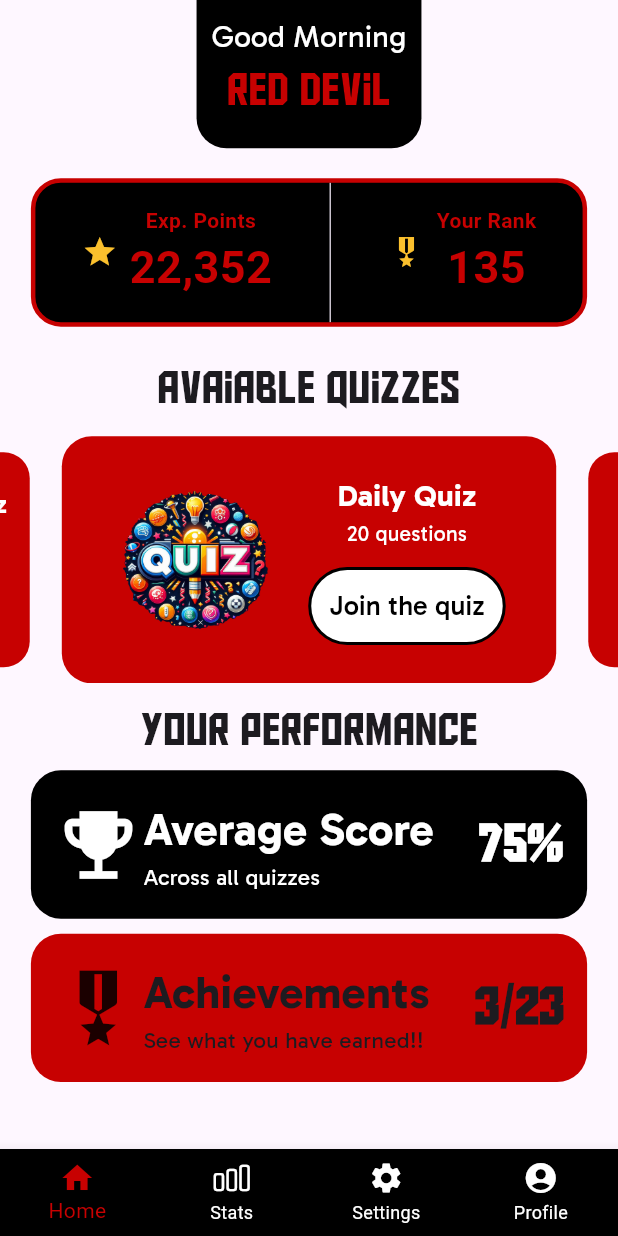
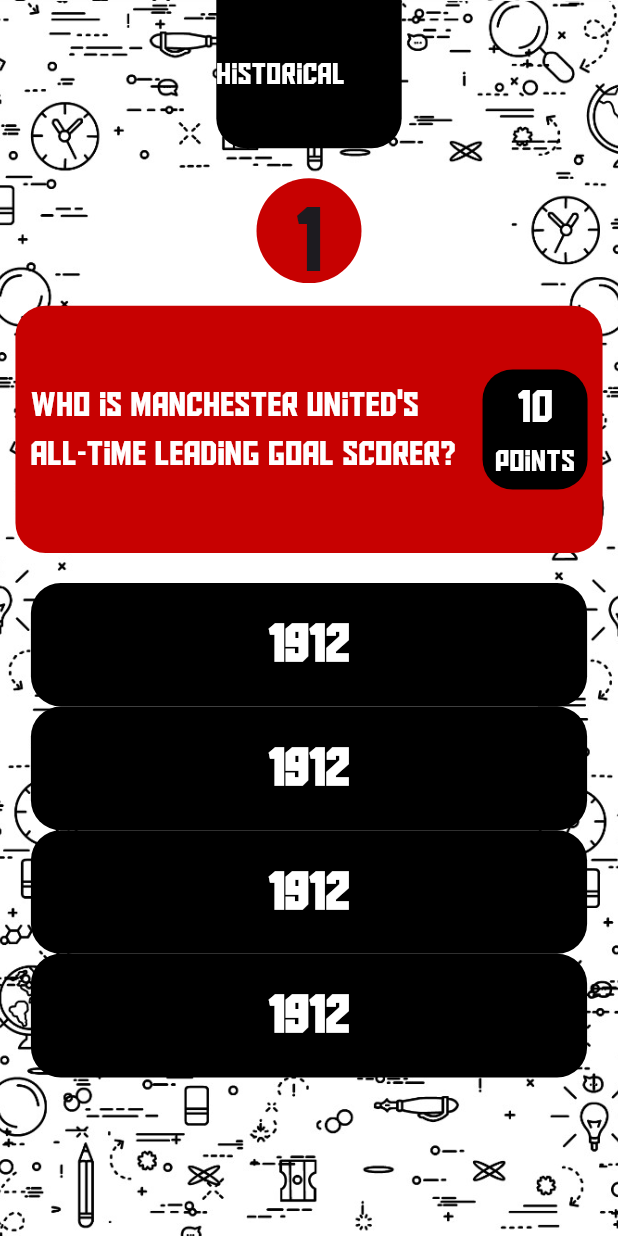
Before and after one commit to AayushPandeyy/manunited_trivia_flutter, a Flutter app: the screen it shows after launch, after a tap on "Join the quiz", on a phone screen of 412 x 824 dp. Run offline on Flutter 3.47's test engine with Material 3 defaults, Android fonts, the phone set to English and light mode, and no system bars; drawn by our look-alikes of auto_size_text, carousel_slider; our stand-ins replace fl_chart.

Commit message:
Questions now change

```diff
--- /dev/null
+++ b/lib/screens/QuizScreen.dart
@@ -0,0 +1,82 @@
+import 'package:auto_size_text/auto_size_text.dart';
+import 'package:carousel_slider/carousel_slider.dart';
+import 'package:flutter/material.dart';
+import 'package:manunited_trivia/constants/ColorsToUse.dart';
+import 'package:manunited_trivia/constants/ScreenSize.dart';
+import 'package:manunited_trivia/widgets/AnswerBox.dart';
+import 'package:manunited_trivia/widgets/CorrectAnswerWidget.dart';
+import 'package:manunited_trivia/widgets/NumberWidget.dart';
+import 'package:manunited_trivia/widgets/QuestionBox.dart';
+
+class QuizScreen extends StatefulWidget {
+  const QuizScreen({super.key});
+
+  @override
+  State<QuizScreen> createState() => _QuizScreenState();
+}
+
+class _QuizScreenState extends State<QuizScreen> {
+  final List<Widget> numberList = [];
+
+  @override
+  Widget build(BuildContext context) {
+    for (var i = 1; i <= 10; i++) {
+      numberList.add(NumberWidget(data: i));
+    }
+    ScreenSize().init(context: context);
+    return SafeArea(
+        child: Scaffold(
+      body: Container(
+          decoration: BoxDecoration(
+              image: DecorationImage(
+                  image: AssetImage("assets/images/quizbg.jpg"),
+                  fit: BoxFit.cover)),
+          height: ScreenSize.screenHeight,
+          width: ScreenSize.screenWidth,
+          child: Column(
+            children: [
+              Container(
+                  decoration: const BoxDecoration(
+                    color: Colors.black,
+                    borderRadius: BorderRadius.only(
+                      bottomLeft: Radius.circular(20),
+                      bottomRight: Radius.circular(20),
+                    ),
+                  ),
+                  height: 0.12 * ScreenSize.screenHeight,
+                  width: ScreenSize.screenWidth * 0.3,
+                  child: Center(
+                    child: AutoSizeText(
+                      "Historical Quiz",
+                      style: TextStyle(
+                          fontFamily: "AldotheApache", color: Colors.white),
+                      maxFontSize: 30,
+                      minFontSize: 20,
+                      maxLines: 1,
+                    ),
+                  )),
+              const SizedBox(
+                height: 20,
+              ),
+              CarouselSlider(
+                  items: numberList,
+                  options: CarouselOptions(
+                    height: 70,
+                    aspectRatio: 16 / 9,
+                    viewportFraction: 0.8,
+                    enableInfiniteScroll: false,
+                    reverse: false,
+                    enlargeCenterPage: true,
+                    enlargeFactor: 0.5,
+                    scrollDirection: Axis.horizontal,
+                  )),
+              const SizedBox(
+                height: 15,
+              ),
+
+              Expanded(child: CorrectAnswer())
+            ],
+          )),
+    ));
+  }
+}
--- a/lib/screens/StatsScreen.dart
+++ b/lib/screens/StatsScreen.dart
@@ -1,3 +1,4 @@
+import 'package:fl_chart/fl_chart.dart';
 import 'package:flutter/material.dart';
 import 'package:manunited_trivia/constants/ColorsToUse.dart';
 import 'package:manunited_trivia/constants/ScreenSize.dart';
@@ -89,7 +90,9 @@
               const SizedBox(
                 height: 20,
               ),
-              const AverageScoreWidget()
+              const AverageScoreWidget(),
+              const SizedBox(height: 15,),
+
             ],
           ),
         ),
--- /dev/null
+++ b/lib/utilities/PopupDialog.dart
@@ -0,0 +1,16 @@
+import 'package:flutter/material.dart';
+
+Future<void> displayAlert(BuildContext context, String message) {
+  return showDialog<String>(
+      context: context,
+      builder: ((context) => AlertDialog(
+            title: Text(message),
+            actions: [
+              TextButton(
+                  onPressed: () {
+                    Navigator.of(context).pop();
+                  },
+                  child: Text("Next Question"))
+            ],
+          )));
+}
--- /dev/null
+++ b/lib/utilities/Questions.dart
@@ -0,0 +1,106 @@
+// ignore: file_names
+class Questions {
+   static List<Map<String, dynamic>> quizQuestions = [
+    {
+      'question': 'Who is Manchester United\'s all-time leading goal scorer?',
+      'options': [
+        'Wayne Rooney',
+        'Bobby Charlton',
+        'George Best',
+        'Eric Cantona'
+      ],
+      'answer': 'Wayne Rooney',
+      'points': 10,
+    },
+    {
+      'question':
+          'In which year did Manchester United win their first European Cup?',
+      'options': ['1968', '1977', '1984', '1999'],
+      'answer': '1968',
+      'points': 15,
+    },
+    {
+      'question':
+          'Who managed Manchester United to their famous Treble in 1999?',
+      'options': [
+        'Sir Matt Busby',
+        'Sir Alex Ferguson',
+        'Ron Atkinson',
+        'David Moyes'
+      ],
+      'answer': 'Sir Alex Ferguson',
+      'points': 20,
+    },
+    {
+      'question':
+          'Which player has the most appearances for Manchester United?',
+      'options': ['Ryan Giggs', 'Paul Scholes', 'Gary Neville', 'Roy Keane'],
+      'answer': 'Ryan Giggs',
+      'points': 10,
+    },
+    {
+      'question': 'What is the name of Manchester United\'s home stadium?',
+      'options': [
+        'Old Trafford',
+        'Anfield',
+        'Etihad Stadium',
+        'Stamford Bridge'
+      ],
+      'answer': 'Old Trafford',
+      'points': 5,
+    },
+    {
+      'question':
+          'Which player won the Ballon d\'Or while playing for Manchester United in 2008?',
+      'options': [
+        'Cristiano Ronaldo',
+        'Wayne Rooney',
+        'David Beckham',
+        'Eric Cantona'
+      ],
+      'answer': 'Cristiano Ronaldo',
+      'points': 20,
+    },
+    {
+      'question': 'Who was Manchester United\'s captain before Harry Maguire?',
+      'options': [
+        'Antonio Valencia',
+        'Wayne Rooney',
+        'Nemanja Vidic',
+        'Michael Carrick'
+      ],
+      'answer': 'Antonio Valencia',
+      'points': 10,
+    },
+    {
+      'question':
+          'Which team did Manchester United beat to win the 1999 UEFA Champions League Final?',
+      'options': ['Juventus', 'Real Madrid', 'Bayern Munich', 'Barcelona'],
+      'answer': 'Bayern Munich',
+      'points': 25,
+    },
+    {
+      'question':
+          'How many Premier League titles has Manchester United won as of 2023?',
+      'options': ['20', '18', '15', '13'],
+      'answer': '20',
+      'points': 15,
+    },
+    {
+      'question':
+          'Which legendary manager is often referred to as the architect of the Busby Babes?',
+      'options': [
+        'Sir Matt Busby',
+        'Sir Alex Ferguson',
+        'Ron Atkinson',
+        'Tommy Docherty'
+      ],
+      'answer': 'Sir Matt Busby',
+      'points': 20,
+    },
+  ];
+
+  // Create a list of questions only
+  List<String> questionsOnly =
+      quizQuestions.map((quiz) => quiz['question'] as String).toList();
+}
--- /dev/null
+++ b/lib/widgets/AnswerBox.dart
@@ -0,0 +1,39 @@
+import 'package:flutter/material.dart';
+import 'package:manunited_trivia/constants/ColorsToUse.dart';
+import 'package:manunited_trivia/constants/ScreenSize.dart';
+
+class AnswerBox extends StatefulWidget {
+
+  final String data;
+  final Color color;
+  const AnswerBox({super.key, required this.data, required this.color});
+
+  @override
+  State<AnswerBox> createState() => _AnswerBoxState();
+}
+
+class _AnswerBoxState extends State<AnswerBox> {
+
+  @override
+  Widget build(BuildContext context) {
+    ScreenSize().init(context: context);
+
+    return Container(
+      height: ScreenSize.screenHeight * 0.1,
+      width: ScreenSize.screenWidth * 0.9,
+      decoration: BoxDecoration(
+          borderRadius: BorderRadius.circular(20), color: widget.color),
+      child: Center(
+        child: Text(
+          widget.data,
+          style: const TextStyle(
+              fontFamily: "AldotheApache",
+              fontSize: 35,
+              color: Colors.white,
+              fontWeight: FontWeight.bold),
+        ),
+      ),
+    );
+    ;
+  }
+}
--- /dev/null
+++ b/lib/widgets/CorrectAnswerWidget.dart
@@ -0,0 +1,79 @@
+import 'package:flutter/material.dart';
+import 'package:manunited_trivia/utilities/PopupDialog.dart';
+import 'package:manunited_trivia/utilities/Questions.dart';
+import 'package:manunited_trivia/widgets/AnswerBox.dart';
+import 'package:manunited_trivia/widgets/QuestionBox.dart';
+
+class CorrectAnswer extends StatefulWidget {
+  const CorrectAnswer({super.key});
+
+  @override
+  State<CorrectAnswer> createState() => _CorrectAnswerState();
+}
+
+class _CorrectAnswerState extends State<CorrectAnswer> {
+  int correctAnswerIndex = 1;
+  int selectedAnswer = 0;
+  int quesIndex = 0;
+
+  Future<void> displayAlert(BuildContext context, String message) {
+    return showDialog<String>(
+        context: context,
+        builder: ((context) => AlertDialog(
+              title: Text(message),
+              actions: [
+                TextButton(
+                    onPressed: () {
+                      Navigator.of(context).pop();
+                      setState(() {
+                        quesIndex = quesIndex + 1;
+                      });
+                    },
+                    child: const Text("Next Question"))
+              ],
+            )));
+  }
+
+  List<Color> colors = [Colors.black, Colors.black, Colors.black, Colors.black];
+
+  void changeColor(int index) {
+    setState(() {
+      selectedAnswer = index;
+      if (index != correctAnswerIndex) {
+        colors[correctAnswerIndex] = Colors.green;
+        colors[index] = Colors.red;
+        displayAlert(context, "Wrong Answer!");
+      } else {
+        colors[correctAnswerIndex] = Colors.green;
+        displayAlert(context, "Correct Answer!");
+      }
+    });
+  }
+
+  @override
+  Widget build(BuildContext context) {
+    return Column(
+      children: [
+        QuestionBox(
+          question: Questions().questionsOnly[quesIndex],
+          points: 10,
+        ),
+        const SizedBox(
+          height: 20,
+        ),
+        Column(
+          mainAxisAlignment: MainAxisAlignment.spaceEvenly,
+          children: List.generate(4, (index) {
+            return GestureDetector(
+              onTap: () => changeColor(index),
+              child: AnswerBox(
+                data: "1912",
+                color: colors[index],
+              ),
+            );
+          }),
+        ),
+      ],
+    );
+  }
+}
--- /dev/null
+++ b/lib/widgets/NumberWidget.dart
@@ -0,0 +1,24 @@
+import 'package:flutter/material.dart';
+import 'package:manunited_trivia/constants/ColorsToUse.dart';
+
+class NumberWidget extends StatelessWidget {
+  final int data;
+  const NumberWidget({super.key, required this.data});
+
+  @override
+  Widget build(BuildContext context) {
+    return Container(
+      height: 70,
+      width: 70,
+      decoration: BoxDecoration(
+          color: ColorsToUse().unitedRed,
+          borderRadius: BorderRadius.circular(50)),
+      child: Center(
+        child: Text(
+          "$data",
+          style: TextStyle(fontFamily: "AldotheApache", fontSize: 60),
+        ),
+      ),
+    );
+  }
+}
--- /dev/null
+++ b/lib/widgets/QuestionBox.dart
@@ -0,0 +1,70 @@
+import 'package:auto_size_text/auto_size_text.dart';
+import 'package:flutter/material.dart';
+import 'package:manunited_trivia/constants/ColorsToUse.dart';
+import 'package:manunited_trivia/constants/ScreenSize.dart';
+
+class QuestionBox extends StatefulWidget {
+  final String question;
+  final int points;
+  const QuestionBox({super.key, required this.question, required this.points});
+
+  @override
+  State<QuestionBox> createState() => _QuestionBoxState();
+}
+
+class _QuestionBoxState extends State<QuestionBox> {
+  @override
+  Widget build(BuildContext context) {
+    ScreenSize().init(context: context);
+    return Container(
+      height: ScreenSize.screenHeight * 0.2,
+      width: ScreenSize.screenWidth * 0.95,
+      decoration: BoxDecoration(
+          borderRadius: BorderRadius.circular(20),
+          color: ColorsToUse().unitedRed),
+      child: Padding(
+        padding: const EdgeInsets.all(10.0),
+        child: Row(
+          mainAxisAlignment: MainAxisAlignment.spaceAround,
+          children: [
+            Expanded(
+              child: AutoSizeText(
+                widget.question,
+                style: TextStyle(
+                    fontFamily: "AldotheApache",
+                    fontSize: 30,
+                    color: Colors.white),
+                maxFontSize: 30,
+                maxLines: 2,
+              ),
+            ),
+            SizedBox(
+              width: 10,
+            ),
+            Container(
+              height: 80,
+              width: 70,
+              decoration: BoxDecoration(
+                  borderRadius: BorderRadius.circular(20), color: Colors.black),
+              child: Column(
+                mainAxisAlignment: MainAxisAlignment.center,
+                children: [
+                  Text(widget.points.toString(),
+                      style: TextStyle(
+                          fontFamily: "AldotheApache",
+                          fontSize: 30,
+                          color: Colors.white)),
+                  Text("Points",
+                      style: TextStyle(
+                          fontFamily: "AldotheApache",
+                          fontSize: 20,
+                          color: Colors.white)),
+                ],
+              ),
+            )
+          ],
+        ),
+      ),
+    );
+  }
+}
--- a/lib/widgets/QuizBox.dart
+++ b/lib/widgets/QuizBox.dart
@@ -2,6 +2,7 @@
 import 'package:flutter/material.dart';
 import 'package:manunited_trivia/constants/ColorsToUse.dart';
 import 'package:manunited_trivia/constants/ScreenSize.dart';
+import 'package:manunited_trivia/screens/QuizScreen.dart';
 
 class QuizBox extends StatelessWidget {
   final String title;
@@ -65,7 +66,10 @@
                       borderRadius: BorderRadius.circular(30),
                       border: Border.all(color: Colors.black, width: 2)),
                   child: TextButton(
-                    onPressed: () {},
+                    onPressed: () {
+                      Navigator.of(context).push(MaterialPageRoute(
+                          builder: (context) => const QuizScreen()));
+                    },
                     child: const Text(
                       "Join the quiz",
                       style: TextStyle(
--- a/pubspec.yaml
+++ b/pubspec.yaml
@@ -36,6 +36,7 @@
   cupertino_icons: ^1.0.2
   carousel_slider: ^4.2.1
   auto_size_text: ^3.0.0
+  fl_chart: ^0.65.0
 
 dev_dependencies:
   flutter_test:
```
Also changed, not shown: assets/images/quizbg.jpg (added), assets/images/yanited.jpg (added), lib/widgets/AchievementsWidget.dart (line endings or trailing spaces), pubspec.lock.
